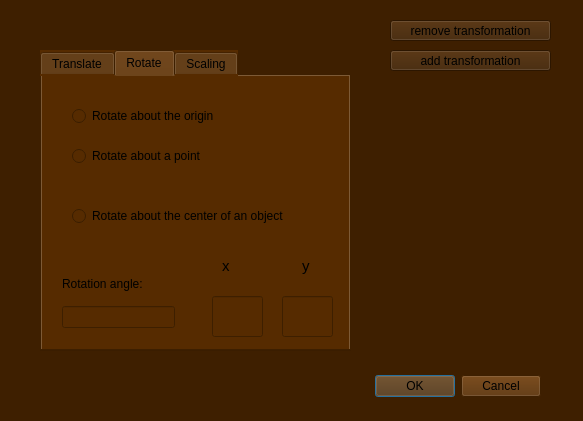
Old version of the form src/view/transform_view/gui_transform.ui in the repository victoriavllso/sistema-grafico-interativo.
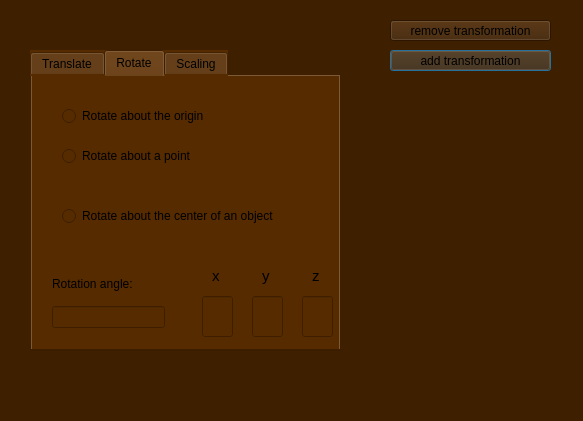
New version of the form. The open tabs and pages were chosen to show the change.

```diff
--- a/src/view/transform_view/gui_transform.ui
+++ b/src/view/transform_view/gui_transform.ui
@@ -19,7 +19,7 @@
   <widget class="QTabWidget" name="tabWidget">
    <property name="geometry">
     <rect>
-     <x>40</x>
+     <x>30</x>
      <y>50</y>
      <width>311</width>
      <height>301</height>
@@ -195,9 +195,9 @@
     <widget class="QLineEdit" name="y_rotate">
      <property name="geometry">
       <rect>
-       <x>240</x>
+       <x>220</x>
        <y>220</y>
-       <width>51</width>
+       <width>31</width>
        <height>41</height>
       </rect>
      </property>
@@ -207,7 +207,7 @@
       <rect>
        <x>170</x>
        <y>220</y>
-       <width>51</width>
+       <width>31</width>
        <height>41</height>
       </rect>
      </property>
@@ -215,8 +215,8 @@
     <widget class="QLabel" name="label_7">
      <property name="geometry">
       <rect>
-       <x>260</x>
-       <y>180</y>
+       <x>230</x>
+       <y>190</y>
        <width>21</width>
        <height>20</height>
       </rect>
@@ -234,7 +234,7 @@
      <property name="geometry">
       <rect>
        <x>180</x>
-       <y>180</y>
+       <y>190</y>
        <width>21</width>
        <height>20</height>
       </rect>
@@ -248,6 +248,34 @@
       <string>x</string>
      </property>
     </widget>
+    <widget class="QLabel" name="label_11">
+     <property name="geometry">
+      <rect>
+       <x>280</x>
+       <y>190</y>
+       <width>21</width>
+       <height>20</height>
+      </rect>
+     </property>
+     <property name="font">
+      <font>
+       <pointsize>11</pointsize>
+      </font>
+     </property>
+     <property name="text">
+      <string>z</string>
+     </property>
+    </widget>
+    <widget class="QLineEdit" name="z_rotate">
+     <property name="geometry">
+      <rect>
+       <x>270</x>
+       <y>220</y>
+       <width>31</width>
+       <height>41</height>
+      </rect>
+     </property>
+    </widget>
    </widget>
    <widget class="QWidget" name="scaling_tab">
     <attribute name="title">
@@ -351,11 +379,8 @@
    <property name="styleSheet">
     <string notr="true">background-color: rgb(86, 43, 0);</string>
    </property>
-   <property name="orientation">
-    <enum>Qt::Orientation::Horizontal</enum>
-   </property>
    <property name="standardButtons">
-    <set>QDialogButtonBox::StandardButton::Cancel|QDialogButtonBox::StandardButton::Ok</set>
+    <set>QDialogButtonBox::NoButton</set>
    </property>
   </widget>
   <widget class="QPushButton" name="add_transform_button">
```
Left out of the diff: 66 changed lines with no effect on the pictures.
